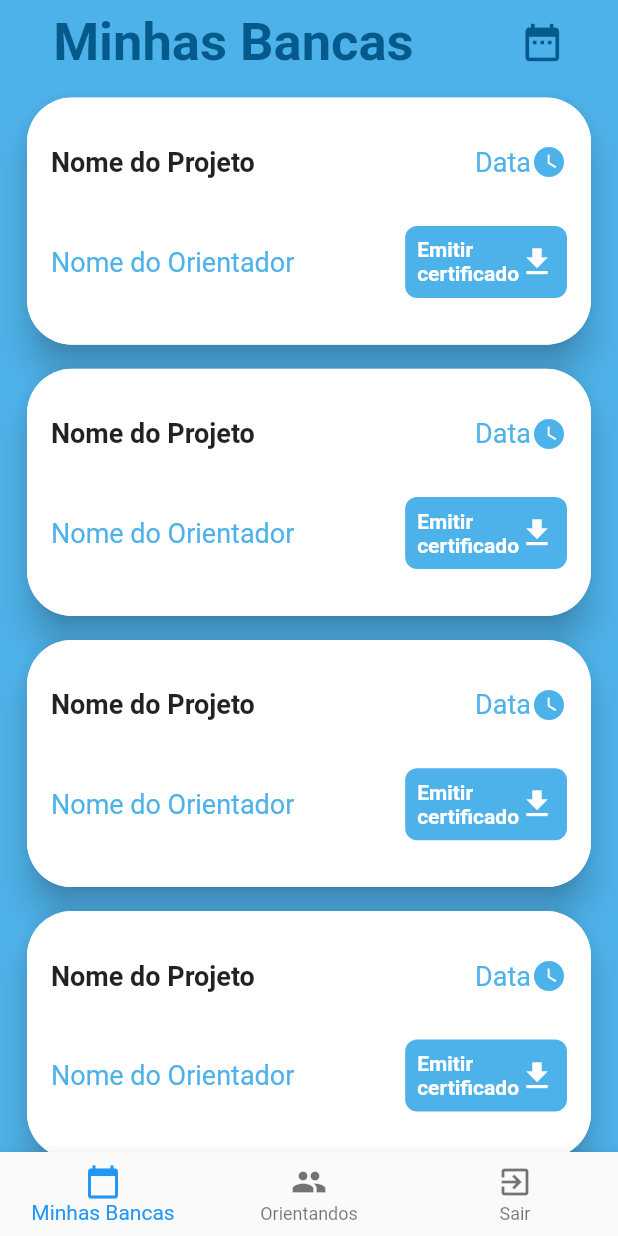
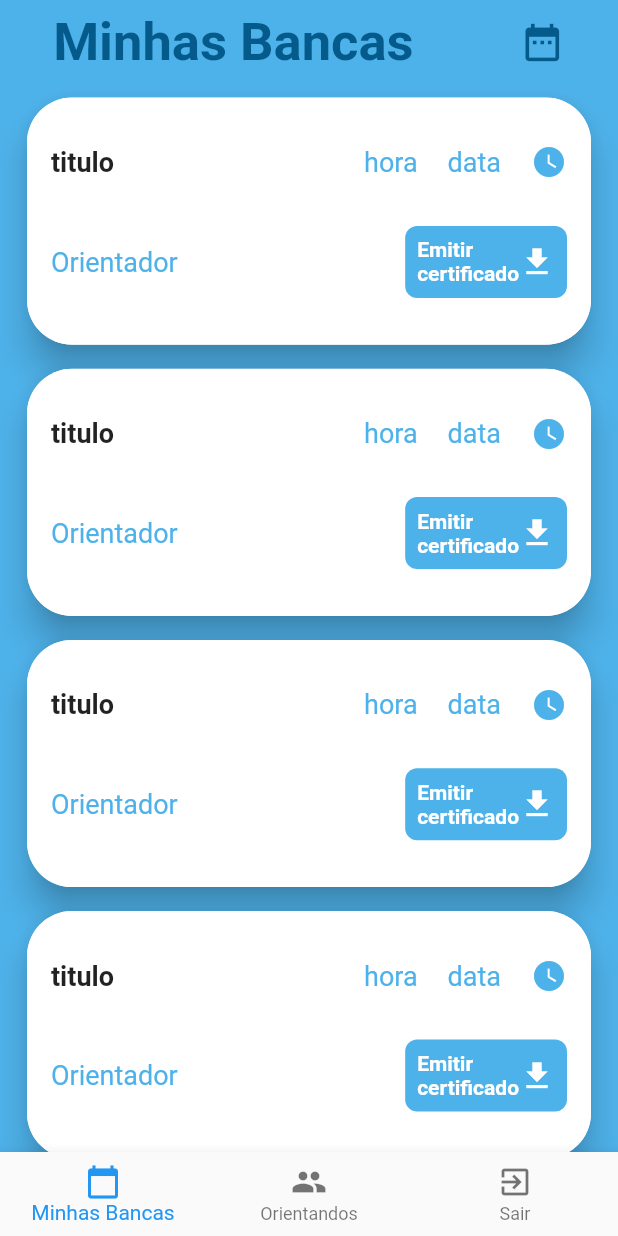
Before and after one commit to Deivid1071/LabInfoProject, a Flutter app: the screen it shows after launch, after a tap on "Entrar", after a tap on "Cadastre-se", on a phone screen of 412 x 824 dp. Run offline on Flutter 3.47's test engine with Material 2 defaults, Android fonts, the phone set to English and light mode, and no system bars; accounts and stored records are empty.

Commit message:
atributos dos tiles

```diff
--- a/lib/components/custom_bancastile.dart
+++ b/lib/components/custom_bancastile.dart
@@ -2,6 +2,12 @@ import 'package:flutter/material.dart';
 import 'package:flutter/painting.dart';
 
 class CustomListTile extends StatelessWidget {
+  final String title;
+  final String orientador;
+  final String dataMarcada;
+  final String hora;
+
+  CustomListTile({this.title, this.orientador, this.dataMarcada, this.hora});
   @override
   Widget build(BuildContext context) {
     return Padding(
@@ -26,16 +32,27 @@ class CustomListTile extends StatelessWidget {
                 mainAxisAlignment: MainAxisAlignment.spaceBetween,
                 children: [
                   Text(
-                    'Nome do Projeto',
+                    title??'titulo',
                     style: TextStyle(fontSize: 18, fontWeight: FontWeight.bold),
                   ),
                   Container(
                     child: Row(
                       children: [
                         Text(
-                          'Data',
+                          hora??'hora',
+                          style:
+                          TextStyle(color: Color(0xFF4EB2EA), fontSize: 18),
+                        ),
+                        SizedBox(
+                          width: 20,
+                        ),
+                        Text(
+                          dataMarcada??'data',
                           style:
                               TextStyle(color: Color(0xFF4EB2EA), fontSize: 18),
+                        ),
+                        SizedBox(
+                          width: 20,
                         ),
                         Icon(
                           Icons.watch_later,
@@ -50,7 +67,7 @@ class CustomListTile extends StatelessWidget {
                 mainAxisAlignment: MainAxisAlignment.spaceBetween,
                 children: [
                   Text(
-                    'Nome do Orientador',
+                    orientador??'Orientador',
                     style: TextStyle(color: Color(0xFF4EB2EA), fontSize: 18),
                   ),
                   GestureDetector(
--- a/lib/components/custom_orientandostile.dart
+++ b/lib/components/custom_orientandostile.dart
@@ -4,6 +4,9 @@ import 'package:flutter/painting.dart';
 import 'modal_agendamento.dart';
 
 class CustomListTileOrientado extends StatefulWidget {
+
+  String titulo;
+
   @override
   _CustomListTileOrientadoState createState() => _CustomListTileOrientadoState();
 }
@@ -31,7 +34,7 @@ class _CustomListTileOrientadoState extends State<CustomListTileOrientado> {
             crossAxisAlignment: CrossAxisAlignment.center,
             children: [
               Text(
-                'Nome do Projeto',
+                widget.titulo??'Nome do Projeto',
                 style: TextStyle(fontSize: 25, fontWeight: FontWeight.bold),
               ),
               Container(
--- a/lib/components/modal_agendamento.dart
+++ b/lib/components/modal_agendamento.dart
@@ -255,7 +255,7 @@ class _ModalAgendamentoState extends State<ModalAgendamento> {
                         setState(() {
                           isLoading = !isLoading;
                         });
-                        print('teste');
+                        Navigator.pop(context);
                       },
                     ),
                   ),
```
